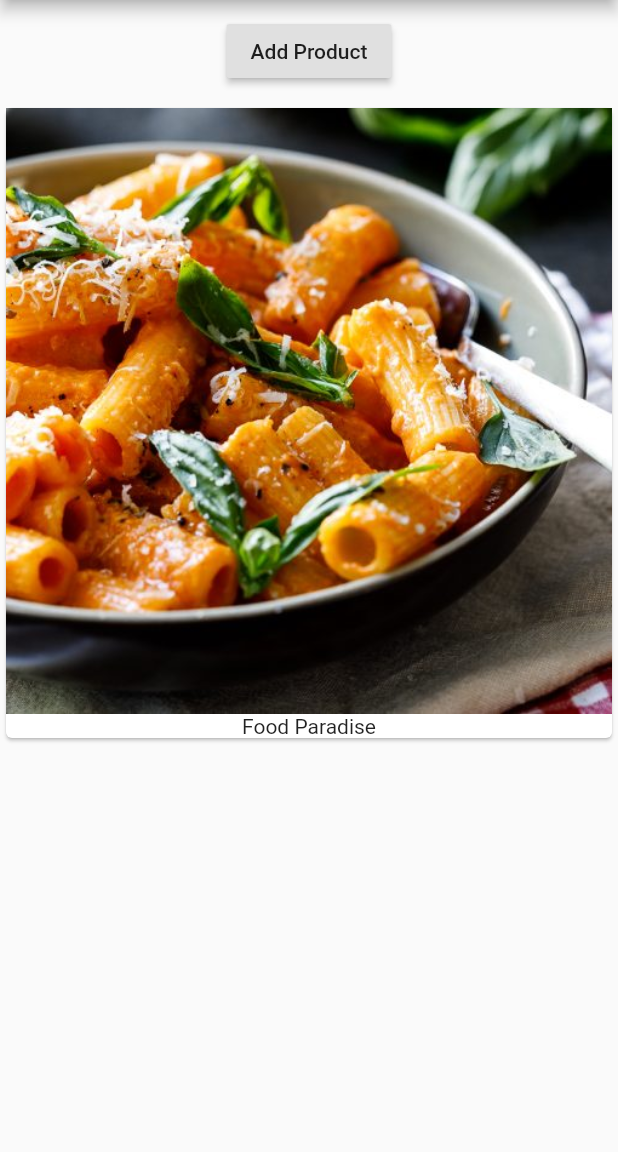
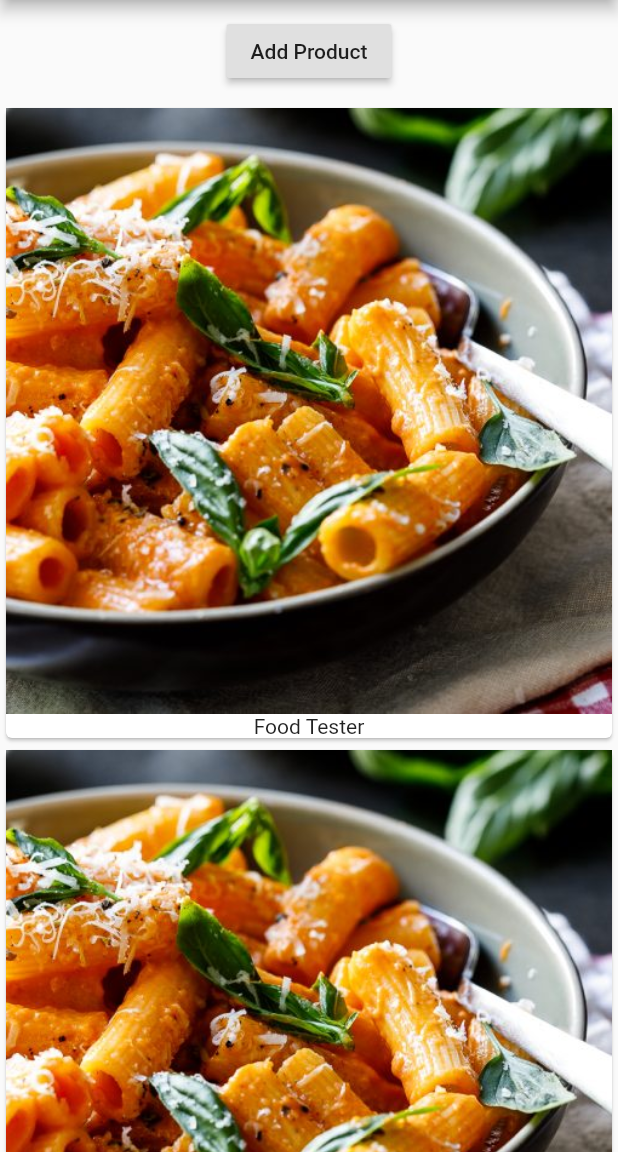
Before and after one commit to thloc/learn-flutter, a Flutter app: the screen it shows after launch, after a tap on "Add Product", on a phone screen of 412 x 824 dp, the part 84-1236 px from its top. Run offline on Flutter 3.47's test engine with Material 2 defaults, Android fonts, the phone set to English and light mode, and no system bars.

Commit message:
Created the Product Manager Widget

```diff
--- a/hello_flutter/lib/main.dart
+++ b/hello_flutter/lib/main.dart
@@ -1,4 +1,6 @@
 import 'package:flutter/material.dart';
+
+import './product_manager.dart';
 
 void main() => runApp(MyApp());
 
@@ -7,27 +9,7 @@ class MyApp extends StatelessWidget {
   Widget build(BuildContext context) {
     return MaterialApp(
       home: Scaffold(
-        appBar: AppBar(title: Text('Hello')),
-        body: Column(
-          children: [
-            Container(
-              margin: EdgeInsets.all(10.0),
-              child: RaisedButton(
-                child: Text('Add Product'),
-                onPressed: () {}
-              )
-            ),
-            Card(
-              child: Column(
-                children: <Widget>[
-                  Image.asset('assets/food.jpg'),
-                  Text('Food Paradise')
-                ],
-              ),
-            )
-          ]
-        )
-      ),
+          appBar: AppBar(title: Text('Hello')), body: ProductManager()),
     );
   }
 }
--- /dev/null
+++ b/hello_flutter/lib/product_manager.dart
@@ -0,0 +1,30 @@
+import 'package:flutter/material.dart';
+
+import './products.dart';
+
+class ProductManager extends StatefulWidget {
+  @override
+  State<StatefulWidget> createState() {
+    return _ProductManagerState();
+  }
+}
+
+class _ProductManagerState extends State<ProductManager> {
+  List<String> _products = ['Food Tester'];
+
+  @override
+  Widget build(BuildContext context) {
+    return Column(children: <Widget>[
+      Container(
+          margin: EdgeInsets.all(10.0),
+          child: RaisedButton(
+              child: Text('Add Product'),
+              onPressed: () {
+                setState(() {
+                  _products.add('Advanced Food Tester');
+                });
+              })),
+        Products(_products)
+    ]);
+  }
+}
--- /dev/null
+++ b/hello_flutter/lib/products.dart
@@ -0,0 +1,23 @@
+import 'package:flutter/material.dart';
+
+class Products extends StatelessWidget {
+  List<String> products;
+
+  Products(this.products);
+
+  @override
+  Widget build(BuildContext context) {
+    var map = products
+        .map((element) => Card(
+              child: Column(
+                children: <Widget>[
+                  Image.asset('assets/food.jpg'),
+                  Text(element)
+                ],
+              ),
+            ))
+        .toList();
+
+    return Column(children: map);
+  }
+}
```
Also changed, not shown: 1 other file.
